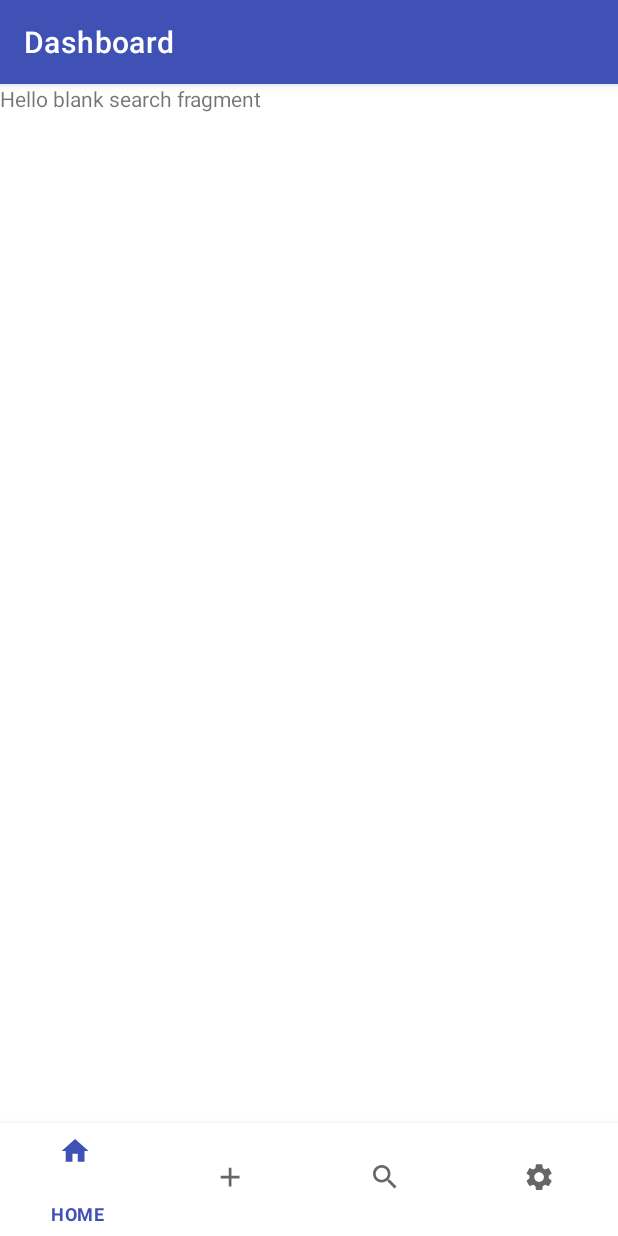
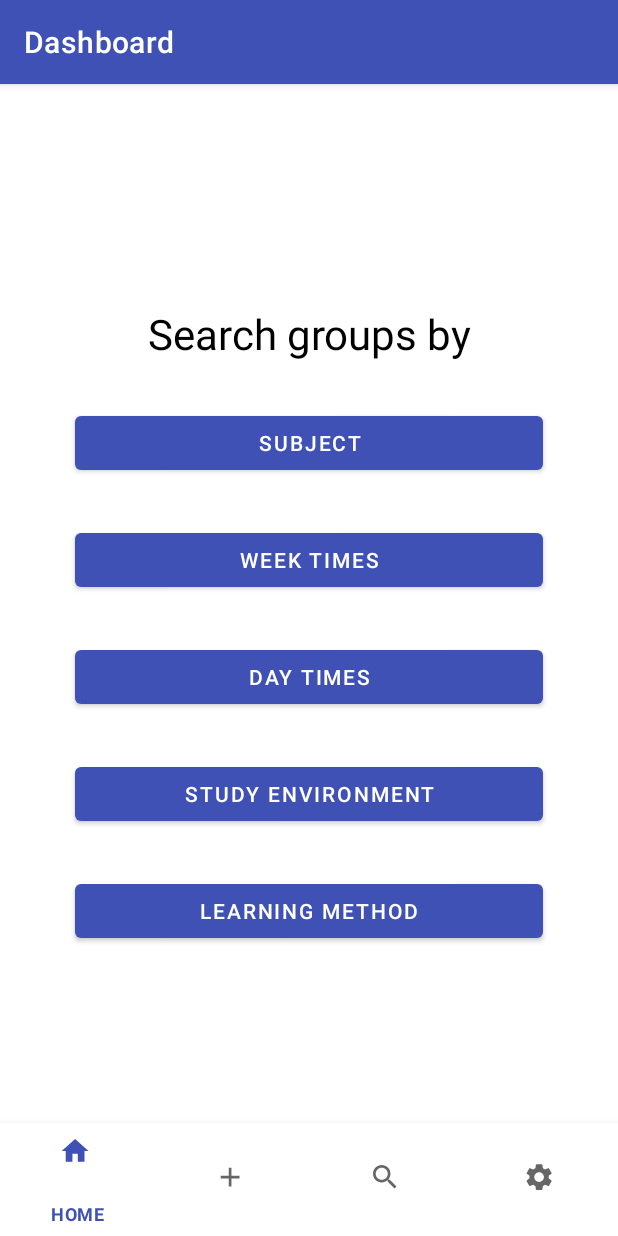
Before and after one commit to keshab101/slackr-cmsc436-group30, an Android app: the fragment SearchFragment placed in its activity, on a phone screen of 412 x 824 dp. Run offline under Robolectric (Android 15) with nearby library versions, the phone set to English and light mode, and no system bars; our stand-ins replace Firebase (no records; nobody signed in at launch, a user with empty details on screens opened directly); Roboto replaces fonts that are not available here.

Commit message:
Search page remodeled

```diff
--- a/Slackr/app/src/main/AndroidManifest.xml
+++ b/Slackr/app/src/main/AndroidManifest.xml
@@ -12,20 +12,22 @@
         android:screenOrientation="portrait"
         android:supportsRtl="true"
         android:theme="@style/AppTheme">
-        <activity android:name=".GroupViewActivity"></activity>
         <activity android:name=".SplashActivity">
             <intent-filter>
                 <action android:name="android.intent.action.MAIN" />
 
                 <category android:name="android.intent.category.LAUNCHER" />
             </intent-filter>
-        </activity> <!-- adding activities in order -->
+        </activity>
+        <!-- adding activities in order -->
         <activity android:name=".MainActivity" />
         <activity android:name=".RegistrationActivity" />
         <activity android:name=".LoginActivity" />
         <activity android:name=".HomePage" />
+        <activity android:name=".GroupViewActivity" />
         <activity android:name=".GroupPostsActivity" />
         <activity android:name=".GroupPostCreateActivity" />
+        <activity android:name=".searchGroupTypes.SearchSubject"/>
 
         <meta-data
             android:name="preloaded_fonts"
--- a/Slackr/app/src/main/java/com/example/slackr/fragments/SearchFragment.kt
+++ b/Slackr/app/src/main/java/com/example/slackr/fragments/SearchFragment.kt
@@ -1,31 +1,52 @@
 package com.example.slackr.fragments
 
+import android.content.Intent
 import android.os.Bundle
 import androidx.fragment.app.Fragment
 import android.view.LayoutInflater
 import android.view.View
 import android.view.ViewGroup
+import android.widget.Button
 import com.example.slackr.R
+import com.example.slackr.searchGroupTypes.*
 
 class SearchFragment : Fragment() {
 
-    override fun onCreateView(
-        inflater: LayoutInflater, container: ViewGroup?,
-        savedInstanceState: Bundle?
-    ): View? {
-        return inflater.inflate(R.layout.fragment_search, container, false)
-    }
-
-    override fun onActivityCreated(savedInstanceState: Bundle?) {
-        super.onActivityCreated(savedInstanceState)
-
-        // ADD MAP HERE??
+    private lateinit var searchSubject: Button
+    private lateinit var searchWeekly: Button
+    private lateinit var searchTimely: Button
+    private lateinit var searchEnvironment: Button
+    private lateinit var searchLearningType: Button
 
 
+    override fun onCreateView(inflater: LayoutInflater, container: ViewGroup?, savedInstanceState: Bundle?): View? {
 
+        val view = inflater.inflate(R.layout.fragment_search, container, false)
+
+        // Initialize the buttons
+        searchSubject = view.findViewById(R.id.search_by_subject)
+        searchWeekly = view.findViewById(R.id.search_by_week_days)
+        searchTimely = view.findViewById(R.id.search_by_day_time)
+        searchEnvironment = view.findViewById(R.id.search_by_study_env)
+        searchLearningType = view.findViewById(R.id.search_by_learning_type)
+
+        // Add set on click listeners with the search type and launch intent to specific classes
+        searchSubject.setOnClickListener {
+            startActivity(Intent(context, SearchSubject::class.java))
+        }
+        searchWeekly.setOnClickListener {
+            startActivity(Intent(context, SearchWeekly::class.java))
+        }
+        searchTimely.setOnClickListener {
+            startActivity(Intent(context, SearchDayTime::class.java))
+        }
+        searchEnvironment.setOnClickListener {
+            startActivity(Intent(context, SearchEnvironment::class.java))
+        }
+        searchLearningType.setOnClickListener {
+            startActivity(Intent(context, SearchLearningType::class.java))
+        }
+
+        return view
     }
-
-
-
-
 }
--- /dev/null
+++ b/Slackr/app/src/main/java/com/example/slackr/searchGroupTypes/SearchDayTime.kt
@@ -0,0 +1,12 @@
+package com.example.slackr.searchGroupTypes
+
+import android.os.Bundle
+import androidx.appcompat.app.AppCompatActivity
+
+class SearchDayTime: AppCompatActivity() {
+
+    override fun onCreate(savedInstanceState: Bundle?) {
+        super.onCreate(savedInstanceState)
+
+    }
+}
--- /dev/null
+++ b/Slackr/app/src/main/java/com/example/slackr/searchGroupTypes/SearchEnvironment.kt
@@ -0,0 +1,13 @@
+package com.example.slackr.searchGroupTypes
+
+import android.os.Bundle
+import androidx.appcompat.app.AppCompatActivity
+
+class SearchEnvironment: AppCompatActivity() {
+
+    override fun onCreate(savedInstanceState: Bundle?) {
+        super.onCreate(savedInstanceState)
+
+    }
+
+}
--- /dev/null
+++ b/Slackr/app/src/main/java/com/example/slackr/searchGroupTypes/SearchLearningType.kt
@@ -0,0 +1,12 @@
+package com.example.slackr.searchGroupTypes
+
+import android.os.Bundle
+import androidx.appcompat.app.AppCompatActivity
+
+class SearchLearningType: AppCompatActivity() {
+
+    override fun onCreate(savedInstanceState: Bundle?) {
+        super.onCreate(savedInstanceState)
+
+    }
+}
--- /dev/null
+++ b/Slackr/app/src/main/java/com/example/slackr/searchGroupTypes/SearchSubject.kt
@@ -0,0 +1,12 @@
+package com.example.slackr.searchGroupTypes
+
+import android.os.Bundle
+import androidx.appcompat.app.AppCompatActivity
+
+class SearchSubject: AppCompatActivity() {
+
+    override fun onCreate(savedInstanceState: Bundle?) {
+        super.onCreate(savedInstanceState)
+
+    }
+}
--- /dev/null
+++ b/Slackr/app/src/main/java/com/example/slackr/searchGroupTypes/SearchWeekly.kt
@@ -0,0 +1,12 @@
+package com.example.slackr.searchGroupTypes
+
+import android.os.Bundle
+import androidx.appcompat.app.AppCompatActivity
+
+class SearchWeekly: AppCompatActivity() {
+
+    override fun onCreate(savedInstanceState: Bundle?) {
+        super.onCreate(savedInstanceState)
+
+    }
+}
--- a/Slackr/app/src/main/res/layout/fragment_search.xml
+++ b/Slackr/app/src/main/res/layout/fragment_search.xml
@@ -1,14 +1,73 @@
 <?xml version="1.0" encoding="utf-8"?>
 <FrameLayout xmlns:android="http://schemas.android.com/apk/res/android"
-    xmlns:tools="http://schemas.android.com/tools"
     android:layout_width="match_parent"
-    android:layout_height="match_parent"
-    tools:context=".HomePage">
+    android:layout_height="wrap_content"
+    android:layout_gravity="center"
+    android:orientation="vertical">
 
-    <!-- TODO: Update blank fragment layout -->
-    <TextView
+    <LinearLayout
         android:layout_width="match_parent"
-        android:layout_height="match_parent"
-        android:text="@string/hello_blank_search_fragment" />
+        android:layout_height="wrap_content"
+        android:layout_gravity="center_vertical"
+        android:orientation="vertical">
+
+        <TextView
+            android:layout_width="match_parent"
+            android:layout_height="wrap_content"
+            android:layout_marginTop="30dp"
+            android:text="Search groups by"
+            android:gravity="center"
+            android:fontFamily="sans-serif"
+            android:textSize="28sp"
+            android:textColor="@color/black"
+            />
+
+        <Button
+            android:id="@+id/search_by_subject"
+            android:layout_width="match_parent"
+            android:layout_height="wrap_content"
+            android:layout_marginTop="30dp"
+            android:layout_marginLeft="50dp"
+            android:layout_marginRight="50dp"
+            android:text="Subject" />
+
+        <Button
+            android:id="@+id/search_by_week_days"
+            android:layout_width="match_parent"
+            android:layout_height="wrap_content"
+            android:layout_marginTop="30dp"
+            android:layout_marginLeft="50dp"
+            android:layout_marginRight="50dp"
+            android:text="Week TImes" />
+
+        <Button
+            android:id="@+id/search_by_day_time"
+            android:layout_width="match_parent"
+            android:layout_height="wrap_content"
+            android:layout_marginTop="30dp"
+            android:layout_marginLeft="50dp"
+            android:layout_marginRight="50dp"
+            android:text="Day times" />
+
+        <Button
+            android:id="@+id/search_by_study_env"
+            android:layout_width="match_parent"
+            android:layout_height="wrap_content"
+            android:layout_marginTop="30dp"
+            android:layout_marginLeft="50dp"
+            android:layout_marginRight="50dp"
+            android:text="Study Environment" />
+
+        <Button
+            android:id="@+id/search_by_learning_type"
+            android:layout_width="match_parent"
+            android:layout_height="wrap_content"
+            android:layout_marginTop="30dp"
+            android:layout_marginLeft="50dp"
+            android:layout_marginRight="50dp"
+            android:text="Learning method" />
+
+    </LinearLayout>
+
 
 </FrameLayout>
```
